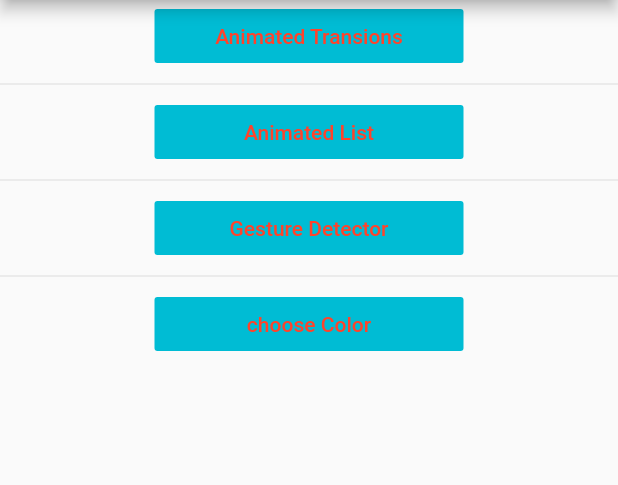
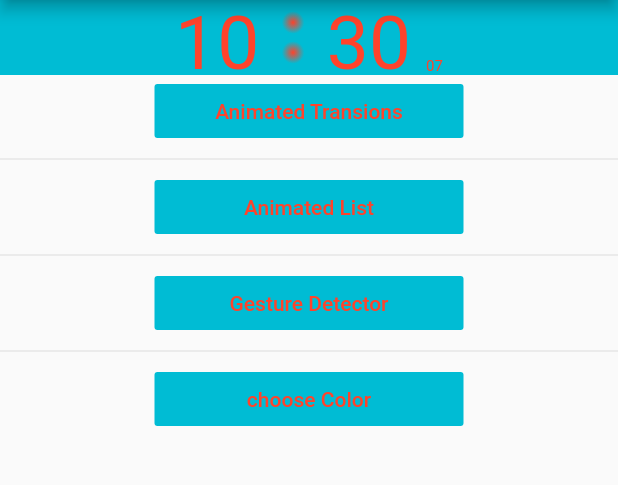
Before and after one commit to ModySasa/try_animation_with_flutter, a Flutter app: the screen it shows after launch, on a phone screen of 412 x 824 dp, the part 84-569 px from its top. Run offline on Flutter 3.47's test engine with Material 2 defaults, Android fonts, the phone set to English and light mode, and no system bars.

```diff
--- /dev/null
+++ b/lib/MyModules/Clock/clock_seconds_widget.dart
@@ -0,0 +1,54 @@
+import 'dart:async';
+
+import 'package:flutter/material.dart';
+import 'package:try_animation_with_flutter/MyModules/methods.dart';
+
+class MiddleSeconds extends StatefulWidget {
+  final Color backGroundColor, textColor;
+
+  MiddleSeconds(this.backGroundColor, this.textColor);
+
+  @override
+  _MiddleSecondsState createState() => _MiddleSecondsState();
+}
+
+class _MiddleSecondsState extends State<MiddleSeconds> {
+  bool hidden = false;
+
+  @override
+  Widget build(BuildContext context) {
+    var secondCircle = Container(
+      decoration: BoxDecoration(
+        borderRadius: BorderRadius.circular(
+          7.5,
+        ),
+        gradient: RadialGradient(
+          colors: hidden ? [widget.backGroundColor, widget.textColor] : [widget.textColor, widget.backGroundColor],
+        ),
+      ),
+      height: 15,
+      width: 15,
+    );
+    Widget secondsShower = AnimatedContainer(
+      duration: Duration(
+        milliseconds: 50,
+      ),
+      child: Column(
+        mainAxisAlignment: MainAxisAlignment.center,
+        children: <Widget>[
+          secondCircle,
+          SizedBox(
+            height: 5,
+          ),
+          secondCircle,
+        ],
+      ),
+    );
+    Timer.periodic(Duration(seconds: 2), (timer) {
+      setState(() {
+        hidden = (timer.tick % 2 == 0);
+      });
+    });
+    return secondsShower;
+  }
+}
--- /dev/null
+++ b/lib/MyModules/Clock/clock_widget.dart
@@ -0,0 +1,109 @@
+import 'dart:async';
+
+import 'package:flutter/material.dart';
+import 'package:try_animation_with_flutter/MyModules/Clock/clock_seconds_widget.dart';
+import 'package:try_animation_with_flutter/MyModules/methods.dart';
+
+class ClockWidget extends StatefulWidget {
+  final Color textColor, backGroundColor;
+
+  ClockWidget({
+    this.textColor,
+    this.backGroundColor,
+  });
+
+  @override
+  _ClockWidgetState createState() => _ClockWidgetState();
+}
+
+class _ClockWidgetState extends State<ClockWidget> {
+  DateTime _dateTime = DateTime.now();
+
+  @override
+  Widget build(BuildContext context) {
+    Widget clockWidget(BuildContext context, Color textColor, Color backGroundColor) {
+      String currentHour = '${_dateTime.hour}';
+      String currentMinute = '${_dateTime.minute}';
+      String currentSecond = '${_dateTime.second}';
+      String firstHour, secondHour;
+      String firstMinute, secondMinute;
+      String firstSecond, secondSecond;
+      if (currentHour.length == 1) {
+        firstHour = '0';
+        secondHour = currentHour;
+      } else {
+        firstHour = currentHour.substring(0)[0];
+        secondHour = currentHour.substring(0)[1];
+      }
+      if (currentMinute.length == 1) {
+        firstMinute = '0';
+        secondMinute = currentMinute;
+      } else {
+        firstMinute = currentMinute.substring(0)[0];
+        secondMinute = currentMinute.substring(0)[1];
+      }
+      if (currentSecond.length == 1) {
+        firstSecond = '0';
+        secondSecond = currentSecond;
+      } else {
+        firstSecond = currentSecond.substring(0)[0];
+        secondSecond = currentSecond.substring(0)[1];
+      }
+
+      Timer(Constants.oneSecond, () {
+        setState(() {
+          _dateTime = DateTime.now();
+        });
+      });
+      var colorTextStyle = TextStyle(color: textColor, fontSize: 50);
+      return Container(
+        height: 50,
+        width: double.infinity,
+        color: backGroundColor,
+        child: Center(
+            child: Row(
+          mainAxisAlignment: MainAxisAlignment.center,
+          crossAxisAlignment: CrossAxisAlignment.end,
+          children: <Widget>[
+            Text(
+              firstHour,
+              style: colorTextStyle,
+            ),
+            Text(
+              secondHour,
+              style: colorTextStyle,
+            ),
+            SizedBox(
+              width: 15,
+            ),
+            MiddleSeconds(backGroundColor, textColor),
+            SizedBox(
+              width: 15,
+            ),
+            Text(
+              firstMinute,
+              style: colorTextStyle,
+            ),
+            Text(
+              secondMinute,
+              style: colorTextStyle,
+            ),
+            SizedBox(
+              width: 10,
+            ),
+            Text(
+              firstSecond,
+              style: colorTextStyle.copyWith(fontSize: 10),
+            ),
+            Text(
+              secondSecond,
+              style: colorTextStyle.copyWith(fontSize: 10),
+            ),
+          ],
+        )),
+      );
+    }
+
+    return clockWidget(context, widget.textColor, widget.backGroundColor);
+  }
+}
--- /dev/null
+++ b/lib/MyModules/methods.dart
@@ -0,0 +1,33 @@
+import 'dart:math';
+
+import 'package:flutter/material.dart';
+
+Color randomColor() {
+  List<Color> colors = [...Colors.primaries, ...Colors.accents];
+  return colors[Random.secure().nextInt(colors.length)];
+}
+
+IconData randomIcon() {
+  List<IconData> icons = [
+    Icons.ac_unit,
+    Icons.label,
+    Icons.home,
+    Icons.accessibility,
+    Icons.add,
+    Icons.adjust,
+    Icons.attach_money,
+    Icons.border_top,
+    Icons.casino
+  ];
+  return icons[Random.secure().nextInt(icons.length)];
+}
+
+class Constants {
+  static const Duration fullDay = Duration(hours: 24);
+  static const Duration halfDay = Duration(hours: 12);
+  static const Duration oneHour = Duration(hours: 1);
+  static const Duration oneMinute = Duration(minutes: 1);
+  static const Duration oneSecond = Duration(seconds: 1);
+  static const Duration halfSecond = Duration(milliseconds: 500);
+  static const Duration quarterSecond = Duration(milliseconds: 250);
+}
--- a/lib/models/custom_object.dart
+++ b/lib/models/custom_object.dart
@@ -1,6 +1,7 @@
 import 'dart:math';
 
 import 'package:flutter/material.dart';
+import 'package:try_animation_with_flutter/MyModules/methods.dart';
 
 class CustomObject {
   String id;
@@ -25,24 +26,4 @@ class CustomObject {
     this.name = 'number ${this.id}';
     this.iconData = randomIcon();
   }
-
-  Color randomColor() {
-    List<Color> colors = [...Colors.primaries,...Colors.accents];
-    return colors[Random.secure().nextInt(colors.length)];
-  }
-
-  IconData randomIcon() {
-    List<IconData> icons = [
-      Icons.ac_unit,
-      Icons.label,
-      Icons.home,
-      Icons.accessibility,
-      Icons.add,
-      Icons.adjust,
-      Icons.attach_money,
-      Icons.border_top,
-      Icons.casino
-    ];
-    return icons[Random.secure().nextInt(icons.length)];
-  }
 }
--- a/lib/my_home_page.dart
+++ b/lib/my_home_page.dart
@@ -1,6 +1,7 @@
 import 'package:flutter/material.dart';
 
 import 'MyModules/cirlce_color_picker.dart';
+import 'MyModules/Clock/clock_widget.dart';
 import 'animations_screens/animated_list.dart';
 import 'animations_screens/animated_transitions.dart';
 import 'animations_screens/gesture_detector.dart';
@@ -54,6 +55,12 @@ class _MyHomePageState extends State<MyHomePage> {
         child: Column(
           crossAxisAlignment: CrossAxisAlignment.center,
           children: <Widget>[
+            ClockWidget(
+              textColor: getOppositeColor(
+                _selectedColor,
+              ),
+              backGroundColor: _selectedColor,
+            ),
             moveToPage(
               context,
               'Animated Transions',
```
